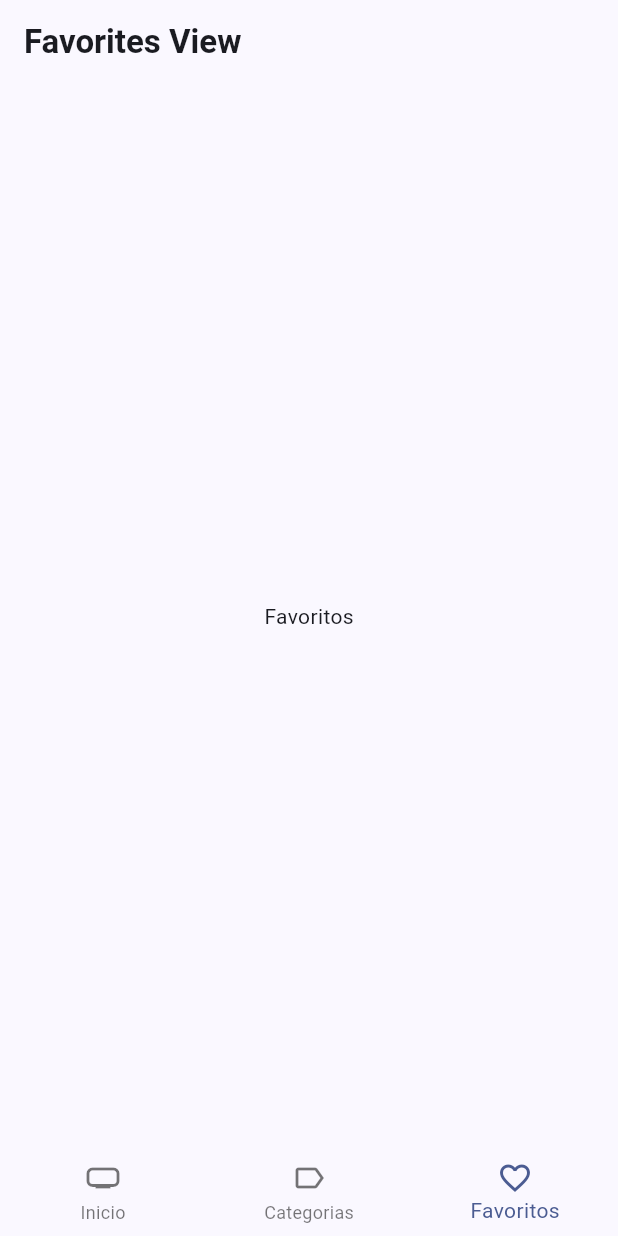
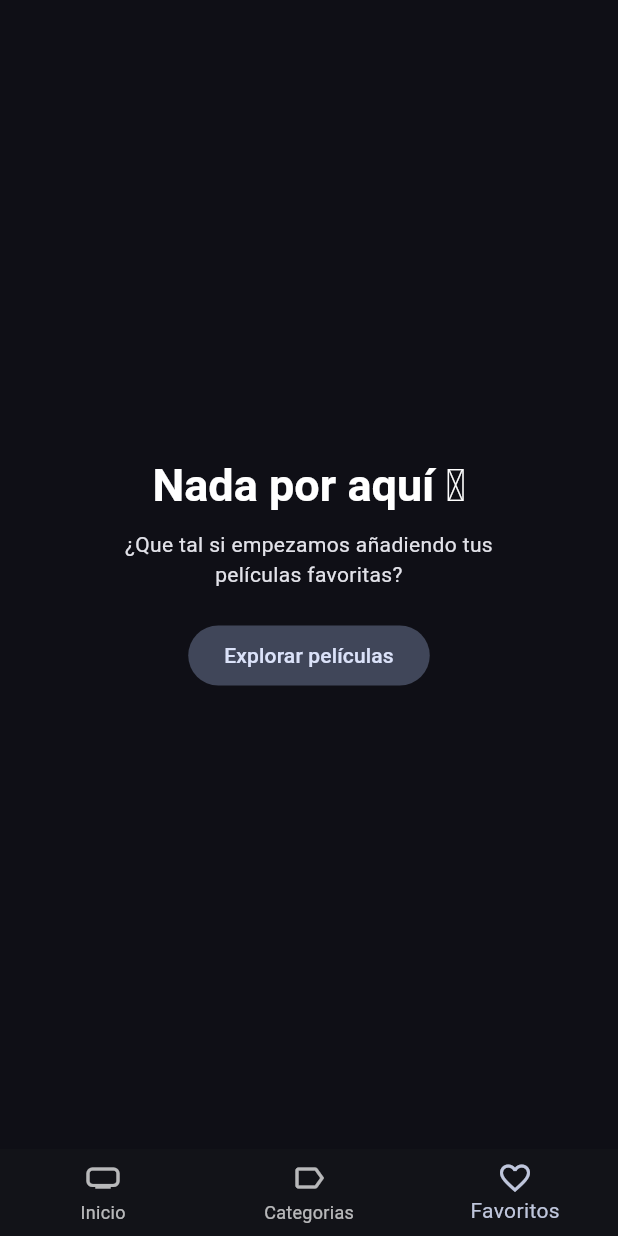
Before and after one commit to quiquereds/cursoFlutter, a Flutter app: the screen it shows after launch, item 3 of the bottom bar chosen, on a phone screen of 412 x 824 dp. Run offline on Flutter 3.47's test engine with Material 3 defaults, Android fonts, the phone set to English and light mode, and no system bars; our stand-ins replace animate_do, card_swiper, dio, flutter_dotenv, flutter_riverpod, go_router and 3 more; accounts and stored records are empty; generated files the repository leaves out were written again; network calls fail; Roboto replaces fonts that are missing (Gilroy).

Commit message:
feat: :sparkles: local storage (IsarDB) de películas favoritas del usuario implementado de clase 279/465

```diff
--- a/cinemapedia/lib/config/theme/app_theme.dart
+++ b/cinemapedia/lib/config/theme/app_theme.dart
@@ -2,14 +2,27 @@ import 'package:flutter/material.dart';
 
 class AppTheme {
   ThemeData getTheme() => ThemeData(
+        brightness: Brightness.dark,
         // Usamos un color hexadecimal
-        colorSchemeSeed: const Color(0xFF2062F5),
+        colorSchemeSeed: const Color(0xFF135CC9),
         // Definimos las fuentes
         fontFamily: 'Gilroy',
+        // Tema de los textos
         textTheme: const TextTheme(
-          titleLarge: TextStyle(fontWeight: FontWeight.bold),
-          titleMedium: TextStyle(fontWeight: FontWeight.bold),
-          titleSmall: TextStyle(fontWeight: FontWeight.bold),
+          titleLarge: TextStyle(
+            fontWeight: FontWeight.bold,
+            color: Colors.white,
+          ),
+          titleMedium: TextStyle(
+            fontWeight: FontWeight.bold,
+            color: Colors.white,
+          ),
+          titleSmall: TextStyle(
+            fontWeight: FontWeight.bold,
+            color: Colors.white,
+          ),
         ),
+        // Configuración de colores
+        scaffoldBackgroundColor: const Color(0xFF0F0F16),
       );
 }
--- a/cinemapedia/lib/infrastructure/datasources/isar_datasource.dart
+++ b/cinemapedia/lib/infrastructure/datasources/isar_datasource.dart
@@ -69,10 +69,12 @@ class IsarDatasource extends LocalStorageDatasource {
     if (favoriteMovie != null) {
       // Si la película está dentro de la base de datos local, se elimina (delete)
       // Se utiliza isarID porque es un valor único del registro en la colección
-      isar.writeTxnSync(() => isar.movies.deleteSync(favoriteMovie.isarId!));
+      return isar
+          .writeTxnSync(() => isar.movies.deleteSync(favoriteMovie.isarId!));
     }
+
     // Caso contrario, se añade la película a la colección (insert)
-    isar.writeTxnSync(() => isar.movies.putSync(movie));
+    return isar.writeTxnSync(() => isar.movies.putSync(movie));
   }
 
   @override
--- a/cinemapedia/lib/presentation/providers/movies/movies_providers.dart
+++ b/cinemapedia/lib/presentation/providers/movies/movies_providers.dart
@@ -84,7 +84,7 @@ class MoviesNotifier extends StateNotifier<List<Movie>> {
     // Llamamos a la función de caso de uso
     final List<Movie> movies = await fetchMoreMovies(page: currentPage);
 
-    // Reemplazamos el estado por uno nuevo
+    // Hacemos un spread del estado y listado anterior para sumar el nuevo
     state = [...state, ...movies];
 
     // Damos un tiempo a que las películas se renderizen
--- a/cinemapedia/lib/presentation/providers/providers.dart
+++ b/cinemapedia/lib/presentation/providers/providers.dart
@@ -9,3 +9,6 @@ export 'movies/movies_repository_provider.dart';
 export 'movies/movies_slideshow_provider.dart';
 
 export 'search/search_movies_provider.dart';
+
+export 'storage/local_storage_provider.dart';
+export 'storage/favorite_movies_provider.dart';
--- /dev/null
+++ b/cinemapedia/lib/presentation/providers/storage/favorite_movies_provider.dart
@@ -0,0 +1,84 @@
+import 'package:cinemapedia/domain/entities/movie_entity.dart';
+import 'package:cinemapedia/domain/repositories/local_storage_repository.dart';
+import 'package:cinemapedia/presentation/providers/providers.dart';
+import 'package:flutter_riverpod/flutter_riverpod.dart';
+
+/*
+  El funcionamiento de este provider es el siguiente
+
+  {
+    '505465' : Movie(),
+    '505466' : Movie(),
+    '505467' : Movie(),
+
+    ...
+  },
+
+  Devolver un mapa de ID's de películas apuntando a la película
+*/
+
+// Creamos un provider que va a mantener el estado del listado de películas favoritas
+final favoriteMoviesProvider =
+    StateNotifierProvider<StorageMoviesNotifier, Map<int, Movie>>((ref) {
+  // Creamos una referencia al repositorio de almacenamiento local
+  final localStorageRepository = ref.watch(localStorageRepositoryProvider);
+
+  return StorageMoviesNotifier(localStorageRepository: localStorageRepository);
+});
+
+// Creamos el Notifier del Provider
+class StorageMoviesNotifier extends StateNotifier<Map<int, Movie>> {
+  // Pedimos como atributo el repositorio que va a llamar al datasource
+  final LocalStorageRepository localStorageRepository;
+
+  // Creamos un controlador de página
+  int page = 0;
+
+  /// Creamos el constructor de la clase con la inicialización de un mapa vacio
+  /// y solicitando el repositorio para tener acceso a los métodos
+  StorageMoviesNotifier({
+    required this.localStorageRepository,
+  }) : super({});
+
+  // Método para cargar la siguiente página
+  Future<List<Movie>> loadNextPage() async {
+    // Cargamos las películas y las almacenamos en movies
+    final movies = await localStorageRepository.loadFavoriteMovies(
+        offset: page * 10, limit: 20);
+
+    // Incrementamos el contador
+    page++;
+
+    // Convertimos la lista de películas en un mapa de id's apuntando a películas
+    // Inicializamos un mapa vacío
+    Map<int, Movie> tempMoviesMap = {};
+    for (final movie in movies) {
+      // Vamos barriendo cada película de la lista para crear un mapa
+      tempMoviesMap[movie.id] = movie;
+    }
+
+    // Actualizamos el estado con un spread
+    state = {...state, ...tempMoviesMap};
+
+    return movies;
+  }
+
+  // Creamos un nuevo método en el Notifier para cambiar el estado de favorito
+  Future<void> toggleFavorite(Movie movie) async {
+    // Llamamos al repositorio que va a pedir al datasource que remueva o añada a lista
+    await localStorageRepository.toggleFavorite(movie);
+
+    // Determinamos si la película existe en la lista de favoritos
+    final bool isMovieInFavorite = state[movie.id] != null;
+
+    if (isMovieInFavorite) {
+      // Removemos la película
+      state.remove(movie.id);
+      // Disparamos la renderización para quitar la película
+      state = {...state};
+    } else {
+      // Añadimos la película al mapa
+      state = {...state, movie.id: movie};
+    }
+  }
+}
--- a/cinemapedia/lib/presentation/views/home_tabs/favorites_view.dart
+++ b/cinemapedia/lib/presentation/views/home_tabs/favorites_view.dart
@@ -1,19 +1,106 @@
+import 'package:cinemapedia/domain/entities/movie_entity.dart';
+import 'package:cinemapedia/presentation/providers/providers.dart';
+import 'package:cinemapedia/presentation/widgets/widgets.dart';
 import 'package:flutter/material.dart';
+import 'package:flutter_riverpod/flutter_riverpod.dart';
+import 'package:go_router/go_router.dart';
 
-class FavoritesView extends StatelessWidget {
+class FavoritesView extends ConsumerStatefulWidget {
   static const name = 'favorites-view';
 
   const FavoritesView({super.key});
 
   @override
+  FavoritesViewState createState() => FavoritesViewState();
+}
+
+class FavoritesViewState extends ConsumerState<FavoritesView> {
+  // Creamos controladores para el scroll
+  bool isLastPage = false;
+  bool isLoading = false;
+
+  void loadNextPage() async {
+    // Si las banderas están activas, no se hace nada
+    if (isLoading || isLastPage) return;
+
+    // Actualizamos la bandera
+    isLoading = true;
+
+    // Carga la siguiente página de películas
+    final movies =
+        await ref.read(favoriteMoviesProvider.notifier).loadNextPage();
+
+    // Se vuelve a cambiar la bandera al dejar de cargar
+    isLoading = false;
+
+    // Determinamos si es la última página de películas para actualizar la otra bandera
+    if (movies.isEmpty) {
+      isLastPage = true;
+    }
+  }
+
+  @override
+  void initState() {
+    super.initState();
+    // Mandamos a llamar al provider para que cargue la página de películas
+    loadNextPage();
+  }
+
+  @override
   Widget build(BuildContext context) {
+    // Creamos una variable para almacenar todas las películas usando el provider
+    // Usamos el watch para estar al pendiente de los cambios en el provider
+    final List<Movie> favoriteMovies =
+        ref.watch(favoriteMoviesProvider).values.toList();
+
+    // Si no hay listado de películas favoritas, se muestra un mensaje
+    if (favoriteMovies.isEmpty) {
+      return CustomMessage();
+    }
+
     return Scaffold(
-      appBar: AppBar(
-        title: const Text('Favorites View'),
-      ),
-      body: const Center(
-        child: Text('Favoritos'),
+      body: MovieMasonry(
+        movies: favoriteMovies,
+        // Pasamos el método como referencia
+        loadNextPage: loadNextPage,
       ),
     );
   }
 }
+
+class CustomMessage extends StatelessWidget {
+  const CustomMessage({
+    super.key,
+  });
+
+  @override
+  Widget build(BuildContext context) {
+    final textStyleTheme = Theme.of(context).textTheme;
+
+    return Center(
+      child: Column(
+        crossAxisAlignment: CrossAxisAlignment.center,
+        mainAxisAlignment: MainAxisAlignment.center,
+        children: [
+          Text(
+            'Nada por aquí 🫣',
+            style: textStyleTheme.titleLarge!.copyWith(fontSize: 30),
+          ),
+          const SizedBox(height: 10),
+          const SizedBox(
+            width: 300,
+            child: Text(
+              '¿Que tal si empezamos añadiendo tus películas favoritas?',
+              textAlign: TextAlign.center,
+            ),
+          ),
+          const SizedBox(height: 20),
+          FilledButton.tonal(
+            onPressed: () => context.go('/'),
+            child: const Text('Explorar películas'),
+          ),
+        ],
+      ),
+    );
+  }
+}
--- a/cinemapedia/lib/presentation/widgets/widgets.dart
+++ b/cinemapedia/lib/presentation/widgets/widgets.dart
@@ -5,3 +5,5 @@ export 'movies/movies_slideshow.dart';
 export 'shared/custom_appbar.dart';
 export 'shared/custom_navbar.dart';
 export 'shared/full_screen_loader.dart';
+
+export 'movies/movie_masonry.dart';
--- a/cinemapedia/pubspec.yaml
+++ b/cinemapedia/pubspec.yaml
@@ -14,6 +14,7 @@ dependencies:
     sdk: flutter
   flutter_dotenv: ^5.1.0
   flutter_riverpod: ^2.5.1
+  flutter_staggered_grid_view: ^0.7.0
   go_router: ^14.2.0
   intl: ^0.19.0
   isar: ^3.1.0+1
```
Also changed, not shown: cinemapedia/lib/presentation/providers/storage/local_storage_provider.dart (added, +23 -0 lines), cinemapedia/lib/presentation/views/home_tabs/home_view.dart (+5 -5 lines), cinemapedia/lib/presentation/widgets/movies/movie_masonry.dart (added, +140 -0 lines), cinemapedia/pubspec.lock.
